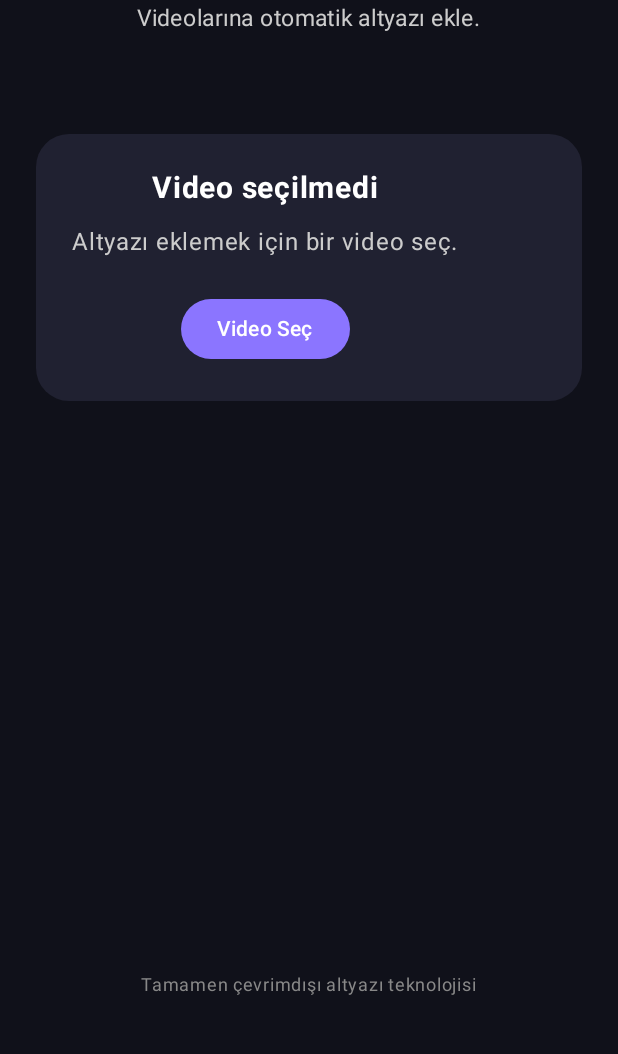
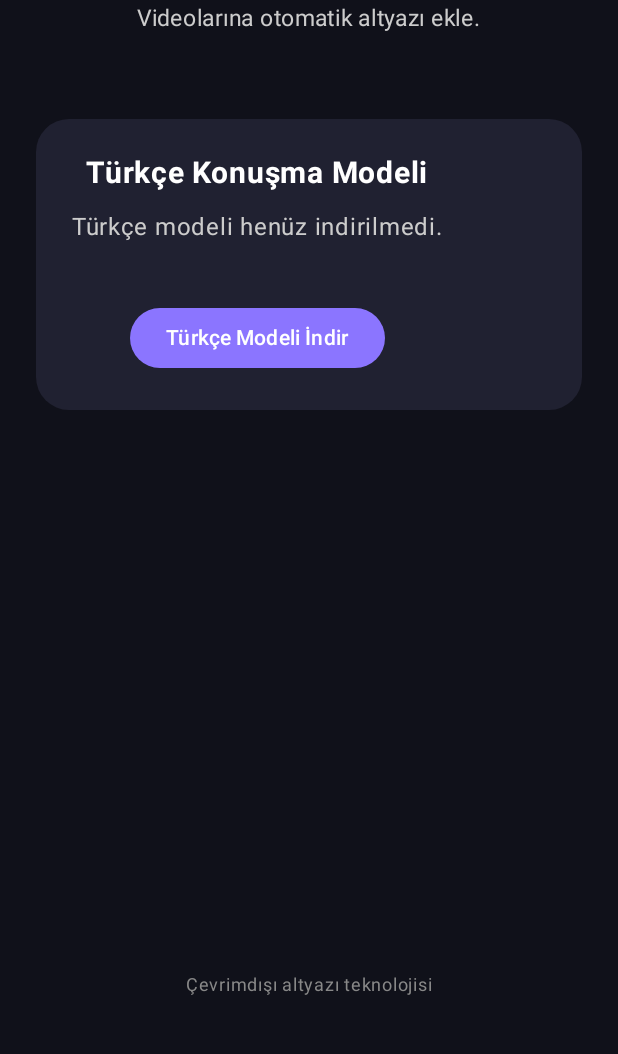
Before and after one commit to portalite/Subvio, an Android app built with Jetpack Compose: the screen it shows after launch (MainActivity), on a phone screen of 412 x 824 dp, the part 179-1233 px from its top. Run offline under Robolectric (Android 15) with nearby library versions, the phone set to English and light mode, and no system bars.

Commit message:
Update MainActivity.kt

```diff
--- a/app/src/main/java/com/subvio/app/MainActivity.kt
+++ b/app/src/main/java/com/subvio/app/MainActivity.kt
@@ -1,3 +1,4 @@
+
 package com.subvio.app
 
 import android.os.Bundle
@@ -11,9 +12,11 @@ import androidx.compose.runtime.*
 import androidx.compose.ui.Alignment
 import androidx.compose.ui.Modifier
 import androidx.compose.ui.graphics.Color
+import androidx.compose.ui.platform.LocalContext
 import androidx.compose.ui.text.font.FontWeight
 import androidx.compose.ui.unit.dp
 import androidx.compose.ui.unit.sp
+import kotlinx.coroutines.launch
 
 class MainActivity : ComponentActivity() {
     override fun onCreate(savedInstanceState: Bundle?) {
@@ -29,6 +32,17 @@ class MainActivity : ComponentActivity() {
 fun SubvioApp() {
     val background = Color(0xFF10111A)
     val accent = Color(0xFF8B75FF)
+
+    val context = LocalContext.current
+    val scope = rememberCoroutineScope()
+
+    var isDownloading by remember { mutableStateOf(false) }
+    var isReady by remember { mutableStateOf(false) }
+    var progress by remember { mutableIntStateOf(0) }
+
+    var status by remember {
+        mutableStateOf("Türkçe modeli henüz indirilmedi.")
+    }
 
     MaterialTheme {
         Column(
@@ -53,7 +67,7 @@ fun SubvioApp() {
                 fontSize = 15.sp
             )
 
-            Spacer(modifier = Modifier.height(65.dp))
+            Spacer(modifier = Modifier.height(55.dp))
 
             Card(
                 modifier = Modifier.fillMaxWidth(),
@@ -67,7 +81,7 @@ fun SubvioApp() {
                     horizontalAlignment = Alignment.CenterHorizontally
                 ) {
                     Text(
-                        text = "Video seçilmedi",
+                        text = "Türkçe Konuşma Modeli",
                         color = Color.White,
                         fontSize = 20.sp,
                         fontWeight = FontWeight.Bold
@@ -76,19 +90,65 @@ fun SubvioApp() {
                     Spacer(modifier = Modifier.height(12.dp))
 
                     Text(
-                        text = "Altyazı eklemek için bir video seç.",
+                        text = status,
                         color = Color.LightGray
                     )
 
-                    Spacer(modifier = Modifier.height(22.dp))
+                    Spacer(modifier = Modifier.height(20.dp))
+
+                    if (isDownloading) {
+                        LinearProgressIndicator(
+                            progress = progress / 100f,
+                            modifier = Modifier.fillMaxWidth(),
+                            color = accent
+                        )
+
+                        Spacer(modifier = Modifier.height(8.dp))
+
+                        Text(
+                            text = "%$progress",
+                            color = Color.White
+                        )
+                    }
+
+                    Spacer(modifier = Modifier.height(18.dp))
 
                     Button(
-                        onClick = { },
+                        onClick = {
+                            scope.launch {
+                                isDownloading = true
+                                progress = 0
+                                status = "Model indiriliyor..."
+
+                                try {
+                                    ModelDownloader.download(context) {
+                                        progress = it
+                                    }
+
+                                    isReady = true
+                                    status =
+                                        "Model telefona kaydedildi. Sonraki adımda konuşma tanımaya bağlayacağız."
+
+                                } catch (e: Exception) {
+                                    status = e.message
+                                        ?: "İndirme sırasında hata oluştu."
+                                } finally {
+                                    isDownloading = false
+                                }
+                            }
+                        },
+                        enabled = !isDownloading && !isReady,
                         colors = ButtonDefaults.buttonColors(
                             containerColor = accent
                         )
                     ) {
-                        Text("Video Seç")
+                        Text(
+                            when {
+                                isDownloading -> "İndiriliyor..."
+                                isReady -> "Model İndirildi"
+                                else -> "Türkçe Modeli İndir"
+                            }
+                        )
                     }
                 }
             }
@@ -96,7 +156,7 @@ fun SubvioApp() {
             Spacer(modifier = Modifier.weight(1f))
 
             Text(
-                text = "Tamamen çevrimdışı altyazı teknolojisi",
+                text = "Çevrimdışı altyazı teknolojisi",
                 color = Color.Gray,
                 fontSize = 12.sp
             )
```
